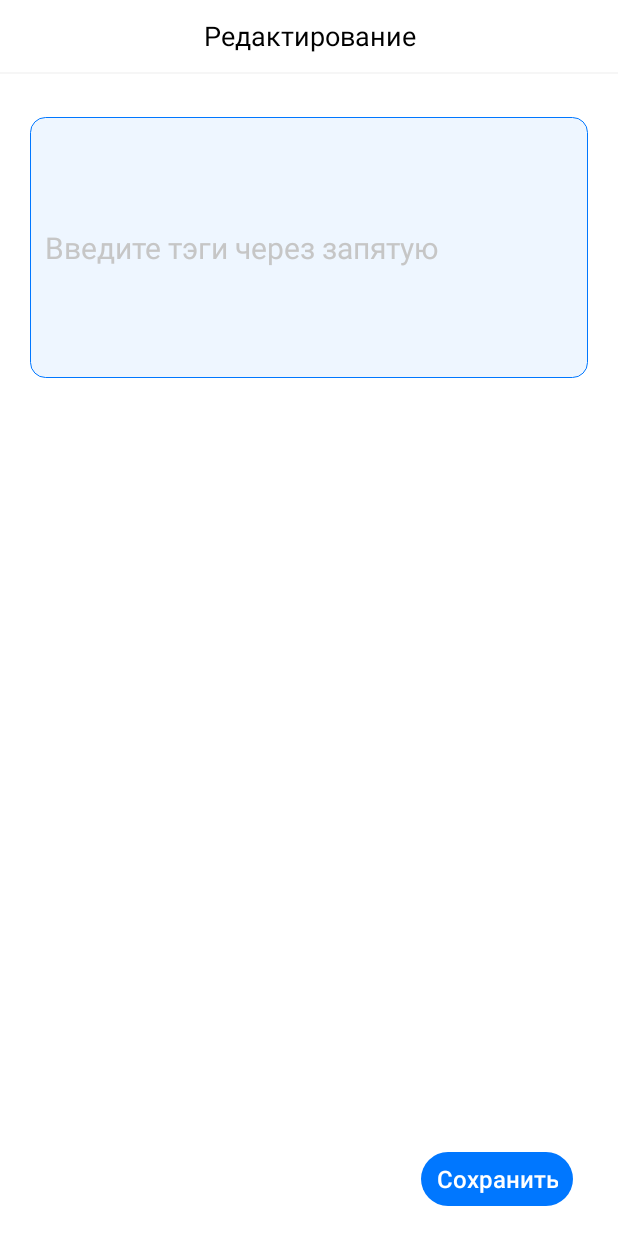
After one commit to epetriyov/MVI-Demo, an Android app: the layout view_edit_text.xml on its own in the app's theme, with its tools: preview values and no code run, on a phone screen of 412 x 824 dp. The commit adds this screen. Run offline under Robolectric (Android 15) with nearby library versions, the phone set to English and light mode, and no system bars.

Commit message:
profile edit ui added

```diff
--- /dev/null
+++ b/app/src/main/res/drawable/bg_edit.xml
@@ -0,0 +1,14 @@
+<?xml version="1.0" encoding="utf-8"?>
+<shape xmlns:android="http://schemas.android.com/apk/res/android"
+    android:shape="rectangle">
+    <padding
+        android:bottom="10dp"
+        android:left="10dp"
+        android:right="10dp"
+        android:top="10dp" />
+    <corners android:radius="10dp" />
+    <stroke
+        android:width="0.5dp"
+        android:color="@color/colorBlue" />
+    <solid android:color="@color/colorBgEdit" />
+</shape>
--- /dev/null
+++ b/app/src/main/res/layout/view_edit_text.xml
@@ -0,0 +1,61 @@
+<?xml version="1.0" encoding="utf-8"?>
+<androidx.constraintlayout.widget.ConstraintLayout xmlns:android="http://schemas.android.com/apk/res/android"
+    xmlns:app="http://schemas.android.com/apk/res-auto"
+    xmlns:tools="http://schemas.android.com/tools"
+    android:layout_width="match_parent"
+    android:layout_height="match_parent">
+
+    <TextView
+        android:id="@+id/action_bar"
+        android:layout_width="0dp"
+        android:layout_height="48dp"
+        android:gravity="center"
+        android:textColor="@android:color/black"
+        android:textSize="18sp"
+        app:layout_constraintEnd_toEndOf="parent"
+        app:layout_constraintStart_toStartOf="parent"
+        app:layout_constraintTop_toTopOf="parent"
+        tools:text="Редактирование" />
+
+    <View
+        android:id="@+id/divider"
+        android:layout_width="0dp"
+        android:layout_height="1dp"
+        android:background="@color/colorOneMoreGrey"
+        app:layout_constraintEnd_toEndOf="parent"
+        app:layout_constraintStart_toStartOf="parent"
+        app:layout_constraintTop_toBottomOf="@id/action_bar" />
+
+    <EditText
+        android:id="@+id/edit_text"
+        android:layout_width="0dp"
+        android:layout_height="174dp"
+        android:layout_marginStart="20dp"
+        android:layout_marginTop="30dp"
+        android:layout_marginEnd="20dp"
+        android:background="@drawable/bg_edit"
+        android:hint="@string/enter_tags"
+        android:textColor="@android:color/black"
+        android:textColorHint="@color/colorEditHint"
+        android:textSize="20sp"
+        app:layout_constraintEnd_toEndOf="parent"
+        app:layout_constraintStart_toStartOf="parent"
+        app:layout_constraintTop_toBottomOf="@+id/action_bar" />
+
+    <Button
+        android:id="@+id/btn_save"
+        android:layout_width="wrap_content"
+        android:layout_height="36dp"
+        android:layout_marginEnd="30dp"
+        android:layout_marginBottom="20dp"
+        android:background="@drawable/btn_common"
+        android:backgroundTint="@color/colorBlue"
+        android:text="@string/save"
+        android:textAllCaps="false"
+        android:textColor="@android:color/white"
+        android:textSize="16sp"
+        app:layout_constraintBottom_toBottomOf="parent"
+        app:layout_constraintEnd_toEndOf="parent"
+
+        />
+</androidx.constraintlayout.widget.ConstraintLayout>
--- a/app/src/main/res/values/colors.xml
+++ b/app/src/main/res/values/colors.xml
@@ -27,4 +27,5 @@
     <color name="colorOneMoreLightBlue">#DAEBFF</color>
     <color name="colorOneMoreGrey2">#8B95A1</color>
     <color name="colorOneMoreBrown">#6F6F6F</color>
+    <color name="colorBgEdit">#EEF6FF</color>
 </resources>
--- a/app/src/main/res/values/strings.xml
+++ b/app/src/main/res/values/strings.xml
@@ -34,4 +34,9 @@
     <string name="label_permission_apply">Открыть доступ</string>
     <string name="label_permission_description">Чтобы начать поиск коннектов,\nпредоставьте нам доступ\nк вашему местоположению</string>
     <string name="exit">Выйти</string>
+    <string name="save">Сохранить</string>
+    <string name="enter_tags">Введите тэги через запятую</string>
+    <string name="recommendations">Рекомендации</string>
+    <string name="chats">Сообщения</string>
+    <string name="profile">Профиль</string>
 </resources>
```
Also changed, not shown: app/src/main/res/drawable/ic_chat.xml (added, +10 -0 lines), app/src/main/res/drawable/ic_contacts.xml (added, +10 -0 lines), app/src/main/res/drawable/ic_events.xml (added, +10 -0 lines), app/src/main/res/drawable/ic_profile.xml (added, +10 -0 lines), app/src/main/res/drawable/ic_recomendations.xml (added, +10 -0 lines), app/src/main/res/layout/view_edit_form.xml (added, +98 -0 lines), app/src/main/res/layout/view_root.xml (added, +21 -0 lines), app/src/main/res/menu/bottom_navigation_menu.xml (added, +23 -0 lines).
